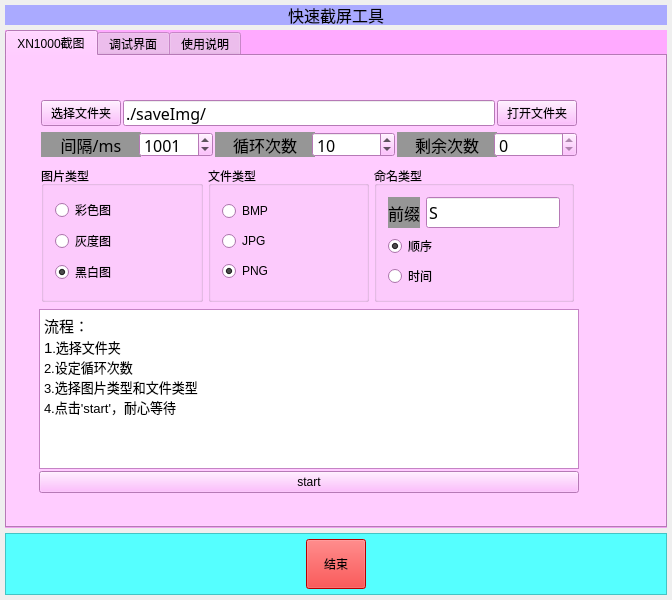
The window that d200320_shotCutBw/Anyone/anyone.ui (zhenghello/QTobj) describes before a commit, drawn with Qt 5.
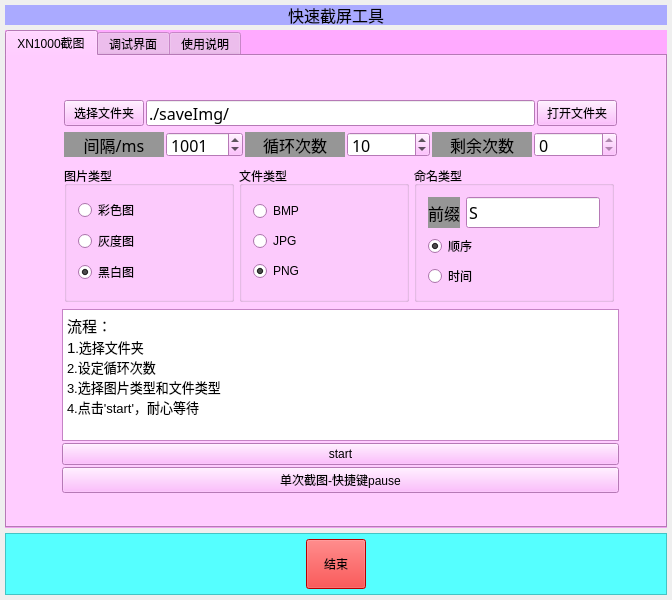
The same window after the commit.

Commit message: 添加了全局快捷键的功能

```diff
--- a/d200320_shotCutBw/Anyone/anyone.ui
+++ b/d200320_shotCutBw/Anyone/anyone.ui
@@ -900,9 +900,9 @@
        <widget class="QWidget" name="verticalLayoutWidget">
         <property name="geometry">
          <rect>
-          <x>30</x>
+          <x>53</x>
           <y>40</y>
-          <width>544</width>
+          <width>561</width>
           <height>399</height>
          </rect>
         </property>
@@ -3024,9 +3024,9 @@
             <string>&lt;!DOCTYPE HTML PUBLIC &quot;-//W3C//DTD HTML 4.0//EN&quot; &quot;http://www.w3.org/TR/REC-html40/strict.dtd&quot;&gt;
 &lt;html&gt;&lt;head&gt;&lt;meta name=&quot;qrichtext&quot; content=&quot;1&quot; /&gt;&lt;style type=&quot;text/css&quot;&gt;
 p, li { white-space: pre-wrap; }
-&lt;/style&gt;&lt;/head&gt;&lt;body style=&quot; font-family:'SimSun'; font-size:11.25pt; font-weight:400; font-style:normal;&quot;&gt;
-&lt;p style=&quot; margin-top:0px; margin-bottom:0px; margin-left:0px; margin-right:0px; -qt-block-indent:0; text-indent:0px;&quot;&gt;流程：&lt;/p&gt;
-&lt;p style=&quot; margin-top:0px; margin-bottom:0px; margin-left:0px; margin-right:0px; -qt-block-indent:0; text-indent:0px;&quot;&gt;1&lt;span style=&quot; font-size:10pt;&quot;&gt;.选择文件夹&lt;/span&gt;&lt;/p&gt;
+&lt;/style&gt;&lt;/head&gt;&lt;body style=&quot; font-family:'SimSun'; font-size:9pt; font-weight:400; font-style:normal;&quot;&gt;
+&lt;p style=&quot; margin-top:0px; margin-bottom:0px; margin-left:0px; margin-right:0px; -qt-block-indent:0; text-indent:0px;&quot;&gt;&lt;span style=&quot; font-size:11.25pt;&quot;&gt;流程：&lt;/span&gt;&lt;/p&gt;
+&lt;p style=&quot; margin-top:0px; margin-bottom:0px; margin-left:0px; margin-right:0px; -qt-block-indent:0; text-indent:0px;&quot;&gt;&lt;span style=&quot; font-size:11.25pt;&quot;&gt;1&lt;/span&gt;&lt;span style=&quot; font-size:10pt;&quot;&gt;.选择文件夹&lt;/span&gt;&lt;/p&gt;
 &lt;p style=&quot; margin-top:0px; margin-bottom:0px; margin-left:0px; margin-right:0px; -qt-block-indent:0; text-indent:0px;&quot;&gt;&lt;span style=&quot; font-size:10pt;&quot;&gt;2.设定循环次数&lt;/span&gt;&lt;/p&gt;
 &lt;p style=&quot; margin-top:0px; margin-bottom:0px; margin-left:0px; margin-right:0px; -qt-block-indent:0; text-indent:0px;&quot;&gt;&lt;span style=&quot; font-size:10pt;&quot;&gt;3.选择图片类型和文件类型&lt;/span&gt;&lt;/p&gt;
 &lt;p style=&quot; margin-top:0px; margin-bottom:0px; margin-left:0px; margin-right:0px; -qt-block-indent:0; text-indent:0px;&quot;&gt;&lt;span style=&quot; font-size:10pt;&quot;&gt;4.点击'start'，耐心等待&lt;/span&gt;&lt;/p&gt;&lt;/body&gt;&lt;/html&gt;</string>
@@ -3046,6 +3046,19 @@
            </property>
           </widget>
          </item>
+         <item>
+          <widget class="QPushButton" name="button_one">
+           <property name="sizePolicy">
+            <sizepolicy hsizetype="Preferred" vsizetype="Preferred">
+             <horstretch>0</horstretch>
+             <verstretch>0</verstretch>
+            </sizepolicy>
+           </property>
+           <property name="text">
+            <string>单次截图-快捷键pause</string>
+           </property>
+          </widget>
+         </item>
         </layout>
        </widget>
       </widget>
```
Left out of the diff: 8 changed lines with no effect on the pictures. The commit also changes 21 other files.
